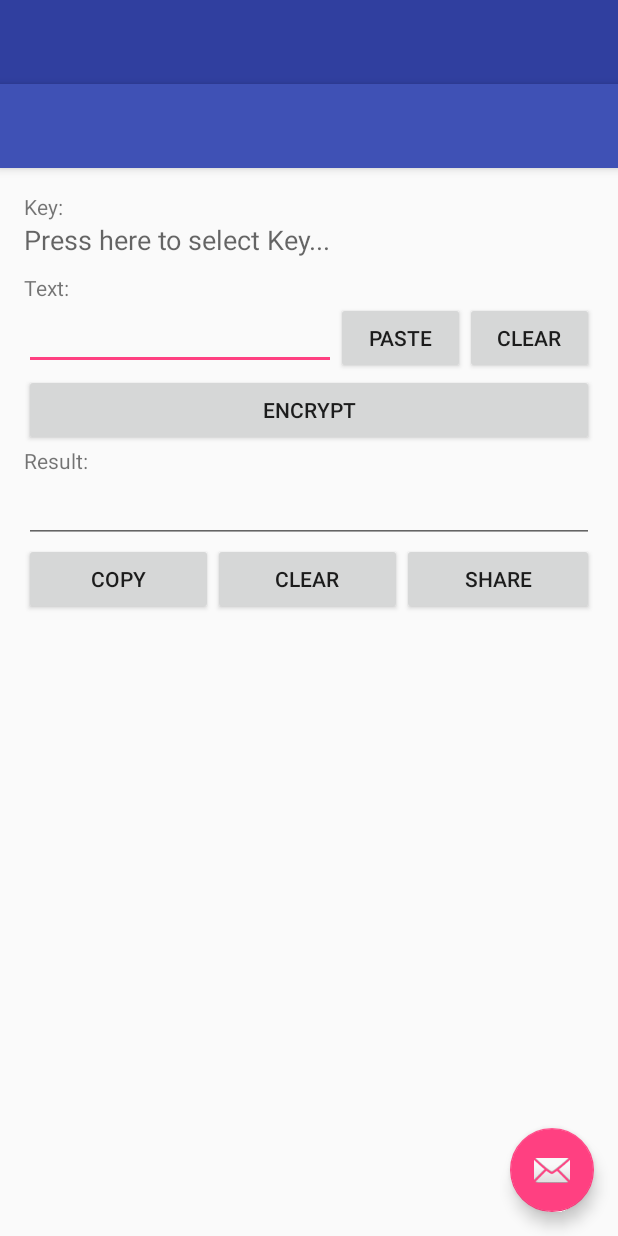
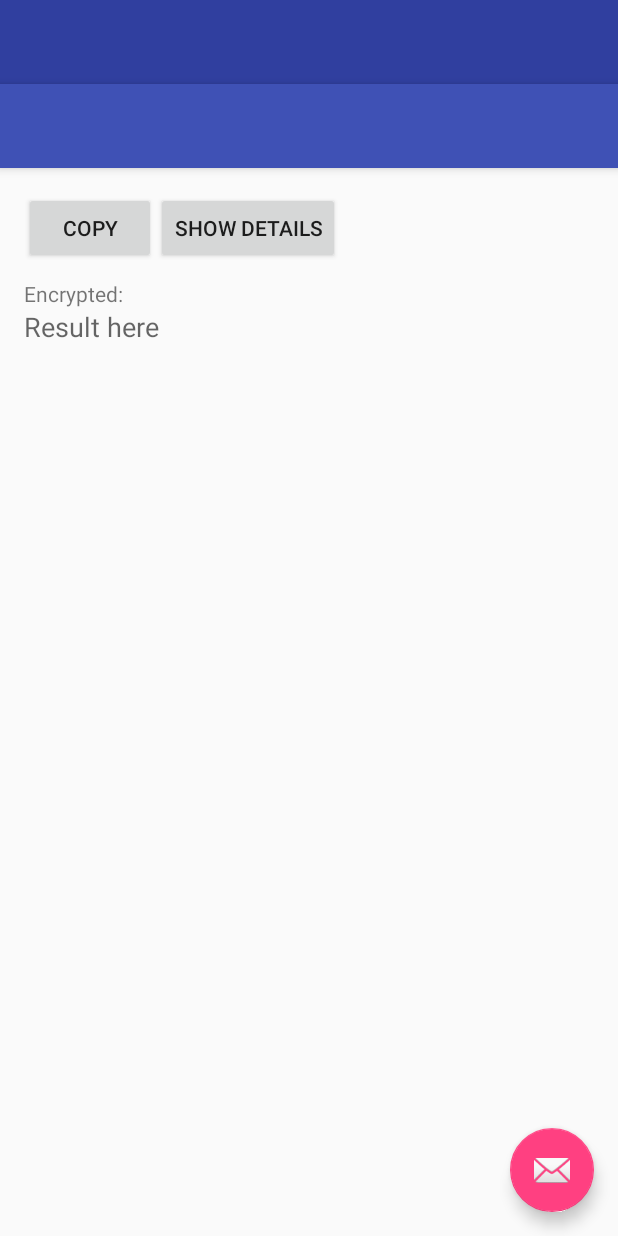
Before and after one commit to RuWhyNot/my-crypto-app-android, an Android app: the layout activity_main.xml on its own in the app's theme, with its tools: preview values and no code run, on a phone screen of 412 x 824 dp. Run offline under Robolectric (Android 15) with nearby library versions, the phone set to English and light mode, and no system bars.

Commit message:
Makeup fixings

```diff
--- a/app/src/main/java/com/codextropy/mycryptoapp/MainActivity.java
+++ b/app/src/main/java/com/codextropy/mycryptoapp/MainActivity.java
@@ -1,6 +1,5 @@
 package com.codextropy.mycryptoapp;
 
-import android.app.Activity;
 import android.content.ClipData;
 import android.content.ClipboardManager;
 import android.content.Intent;
@@ -232,7 +231,7 @@ public class MainActivity extends AppCompatActivity
 				FullKeyInfo key = keyStorage.GetKey(activeKeyList, loadedKeys.get(position).id);
 				currentKey = key.data;
 				TextView resultField = (TextView) findViewById(R.id.keyText);
-				resultField.setText(currentKey);
+				resultField.setText(key.name);
 				OpenEncryptionLayout();
 			}
 		});
@@ -609,7 +608,7 @@ public class MainActivity extends AppCompatActivity
 			OpenDecryptionLayout();
         } else if (id == R.id.nav_keys) {
 			OpenKeysLayout(false, KeyStorage.Type.Private);
-        } else if (id == R.id.nav_pub_keys) {
+        } else if (id == R.id.nav_contacts) {
 			OpenKeysLayout(false, KeyStorage.Type.Public);
         } else if (id == R.id.nav_share) {
 			HideAllLayouts();
--- a/app/src/main/res/layout/content_main.xml
+++ b/app/src/main/res/layout/content_main.xml
@@ -15,7 +15,7 @@
         android:layout_height="match_parent"
         android:weightSum="100"
         android:id="@+id/encryptionLayout"
-        android:visibility="visible">
+        android:visibility="gone">
 
         <TextView
             android:layout_width="wrap_content"
@@ -55,7 +55,8 @@
                 android:inputType="textMultiLine"
                 android:ems="10"
                 android:id="@+id/editText2"
-                android:layout_weight="60"/>
+                android:layout_weight="60"
+                android:maxLines="5"/>
 
             <Button
                 android:layout_width="wrap_content"
@@ -93,7 +94,7 @@
             android:inputType="textMultiLine"
             android:id="@+id/editText3"
             android:editable="false"
-            />
+            android:maxLines="5"/>
 
         <LinearLayout
             android:orientation="horizontal"
@@ -139,7 +140,8 @@
             android:layout_height="wrap_content"
             android:textAppearance="?android:attr/textAppearanceSmall"
             android:text="Cipher:"
-            android:id="@+id/textView7"/>
+            android:id="@+id/textView7"
+            android:maxLines="5"/>
 
         <LinearLayout
             android:orientation="horizontal"
@@ -153,7 +155,8 @@
                 android:inputType="textMultiLine"
                 android:ems="10"
                 android:id="@+id/cipherText"
-                android:layout_weight="60"/>
+                android:layout_weight="60"
+                android:maxLines="5"/>
 
             <Button
                 android:layout_width="wrap_content"
@@ -196,7 +199,8 @@
             android:layout_height="wrap_content"
             android:inputType="textMultiLine"
             android:id="@+id/decryptedText"
-            android:editable="false"/>
+            android:editable="false"
+            android:maxLines="5"/>
 
         <LinearLayout
             android:orientation="horizontal"
@@ -282,7 +286,7 @@
             android:layout_width="fill_parent"
             android:layout_height="wrap_content"
             android:id="@+id/keyNameText"
-            />
+            android:maxLines="5"/>
 
         <TextView
             android:layout_width="wrap_content"
@@ -295,7 +299,8 @@
             android:layout_width="fill_parent"
             android:layout_height="wrap_content"
             android:inputType="textMultiLine"
-            android:id="@+id/keyDataText"/>
+            android:id="@+id/keyDataText"
+            android:maxLines="5"/>
 
         <LinearLayout
             android:orientation="horizontal"
@@ -356,27 +361,7 @@
         android:layout_width="match_parent"
         android:layout_height="match_parent"
         android:id="@+id/shareGetLayout"
-        android:visibility="gone">
-
-        <TextView
-            android:layout_width="wrap_content"
-            android:layout_height="wrap_content"
-            android:textAppearance="?android:attr/textAppearanceSmall"
-            android:id="@+id/textView11"
-            android:text="Encrypted:"
-            android:visibility="visible"/>
-
-        <TextView
-            android:layout_width="wrap_content"
-            android:layout_height="wrap_content"
-            android:textAppearance="?android:attr/textAppearanceMedium"
-            android:text="Result here"
-            android:id="@+id/shareResultView"/>
-
-        <Space
-            android:layout_width="match_parent"
-            android:layout_height="wrap_content"
-            android:minHeight="10dp"/>
+        android:visibility="visible">
 
         <LinearLayout
             android:orientation="horizontal"
@@ -397,12 +382,27 @@
 
         </LinearLayout>
 
+        <ScrollView
+            android:layout_width="wrap_content"
+            android:layout_height="wrap_content"
+            android:id="@+id/scrollView">
+
+            <LinearLayout
+                android:orientation="vertical"
+                android:layout_width="match_parent"
+                android:layout_height="match_parent">
+
                 <LinearLayout
                     android:orientation="vertical"
                     android:layout_width="match_parent"
                     android:layout_height="wrap_content"
                     android:id="@+id/decryptionDetailsLayout"
                     android:visibility="gone">
+
+                    <Space
+                        android:layout_width="match_parent"
+                        android:layout_height="wrap_content"
+                        android:minHeight="10dp"/>
 
                     <TextView
                         android:layout_width="wrap_content"
@@ -438,6 +438,29 @@
                         android:id="@+id/usedKeyNameView"/>
                 </LinearLayout>
 
+                <Space
+                    android:layout_width="match_parent"
+                    android:layout_height="wrap_content"
+                    android:minHeight="10dp"/>
+
+                <TextView
+                    android:layout_width="wrap_content"
+                    android:layout_height="wrap_content"
+                    android:textAppearance="?android:attr/textAppearanceSmall"
+                    android:id="@+id/textView11"
+                    android:text="Encrypted:"
+                    android:visibility="visible"/>
+
+                <TextView
+                    android:layout_width="wrap_content"
+                    android:layout_height="wrap_content"
+                    android:textAppearance="?android:attr/textAppearanceMedium"
+                    android:text="Result here"
+                    android:id="@+id/shareResultView"/>
+
+            </LinearLayout>
+        </ScrollView>
+
     </LinearLayout>
 
 </RelativeLayout>
--- a/app/src/main/res/menu/activity_main_drawer.xml
+++ b/app/src/main/res/menu/activity_main_drawer.xml
@@ -2,14 +2,14 @@
 <menu xmlns:android="http://schemas.android.com/apk/res/android">
 
     <group android:checkableBehavior="single">
+        <item android:id="@+id/nav_contacts" android:icon="@android:drawable/ic_menu_agenda"
+              android:title="Contacts" />
+        <item android:id="@+id/nav_keys" android:icon="@android:drawable/ic_menu_save"
+              android:title="My Keys" />
         <item android:id="@+id/nav_encrypt" android:icon="@android:drawable/ic_menu_camera"
-            android:title="Encrypt" />
+              android:title="Encrypt" />
         <item android:id="@+id/nav_decrypt" android:icon="@android:drawable/ic_menu_slideshow"
-            android:title="Decrypt" />
-        <item android:id="@+id/nav_pub_keys" android:icon="@android:drawable/ic_menu_manage"
-              android:title="Public Keys" />
-        <item android:id="@+id/nav_keys" android:icon="@android:drawable/ic_menu_gallery"
-              android:title="Private Keys" />
+              android:title="Decrypt" />
     </group>
 
     <item android:title="Communicate">
```
Also changed, not shown: 1 other file. Lines whose indentation alone changed are shown as unchanged.
